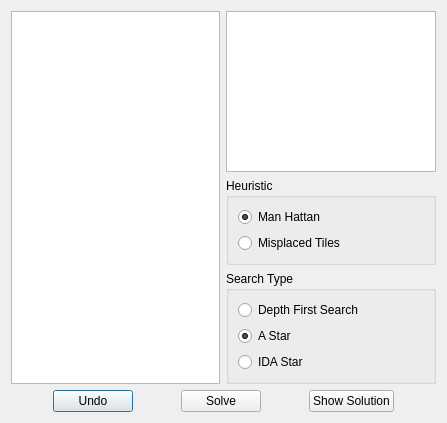
This is teon/game/sliding_puzzle/gui/ui_files/slidingpuzzlemenu.ui in Da-Viper/board_games as Qt 5 draws it before an edit. The edited form follows.
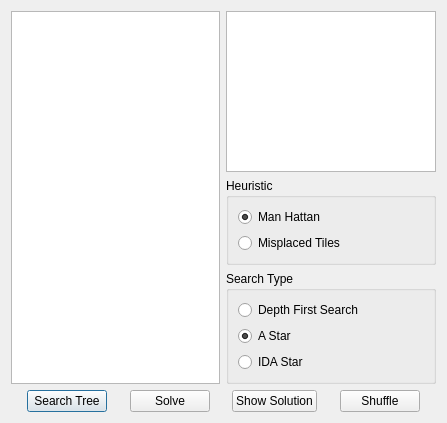
This is the edited form.

Commit message: Add: Sliding Puzzle: Move UI settings to ui files

The edit to the form file:
```diff
--- a/teon/game/sliding_puzzle/gui/ui_files/slidingpuzzlemenu.ui
+++ b/teon/game/sliding_puzzle/gui/ui_files/slidingpuzzlemenu.ui
@@ -108,7 +108,7 @@
      <item>
       <widget class="QPushButton" name="btn_undo">
        <property name="text">
-        <string>Undo</string>
+        <string>Search Tree</string>
        </property>
       </widget>
      </item>
@@ -165,6 +165,26 @@
        </property>
       </spacer>
      </item>
+     <item>
+      <widget class="QPushButton" name="btn_shuffle">
+       <property name="text">
+        <string>Shuffle</string>
+       </property>
+      </widget>
+     </item>
+     <item>
+      <spacer name="horizontalSpacer_5">
+       <property name="orientation">
+        <enum>Qt::Horizontal</enum>
+       </property>
+       <property name="sizeHint" stdset="0">
+        <size>
+         <width>40</width>
+         <height>20</height>
+        </size>
+       </property>
+      </spacer>
+     </item>
     </layout>
    </item>
   </layout>
```
Left out of the diff: 2 changed lines with no effect on the pictures. The commit also changes 1 other file.
